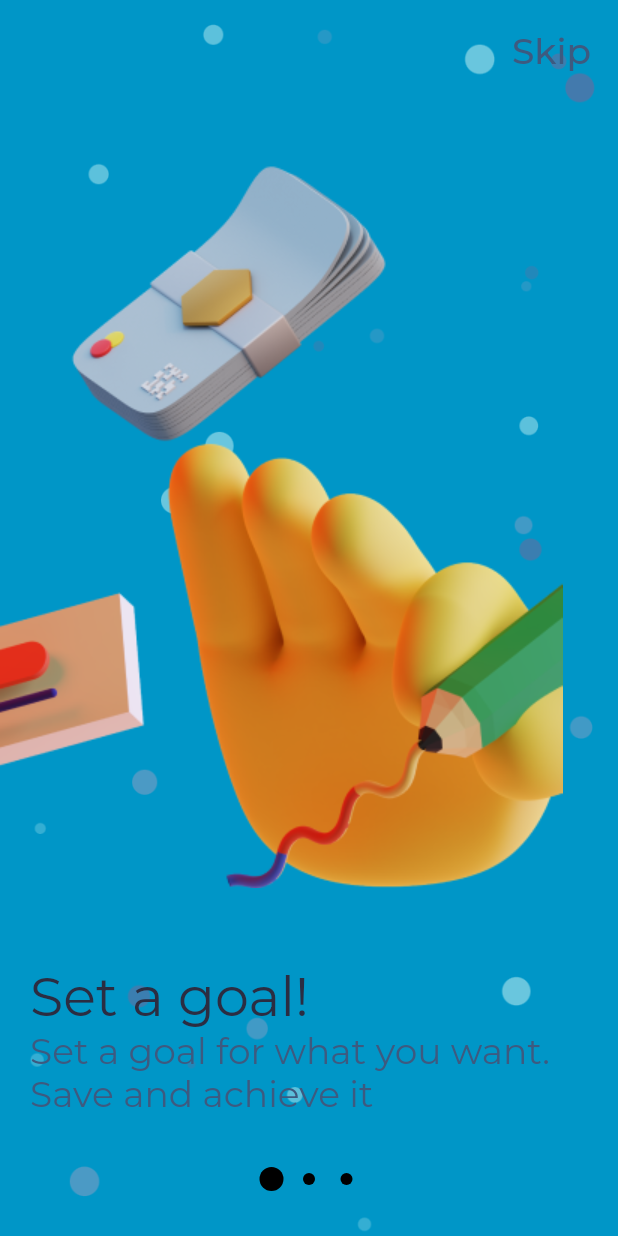
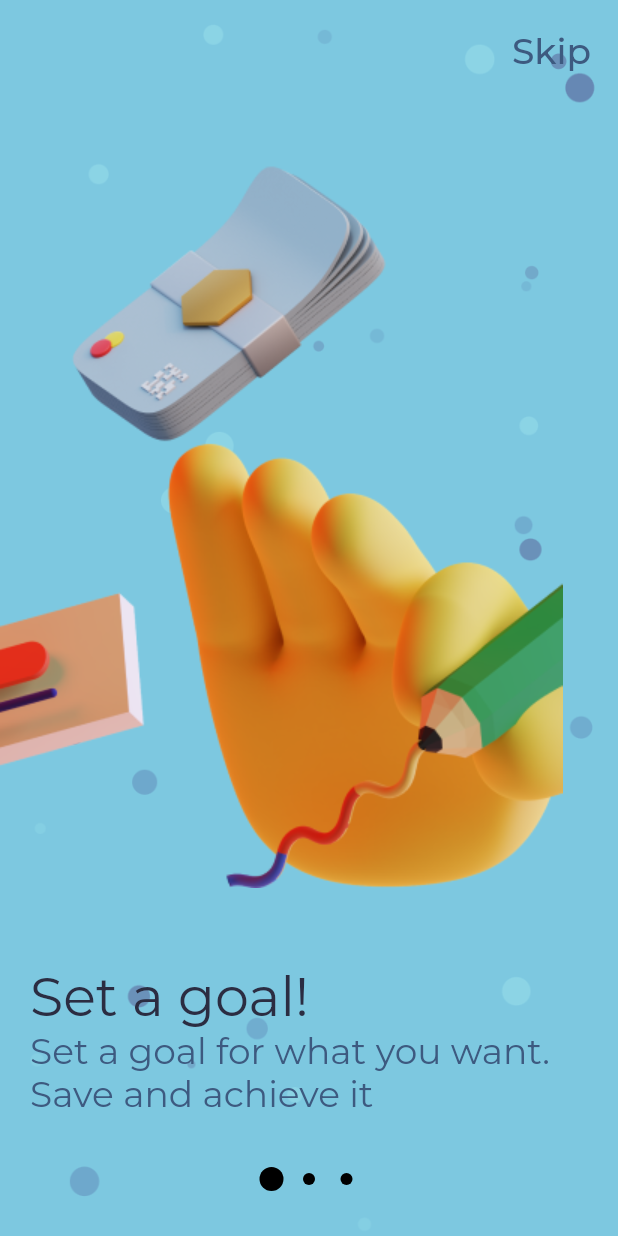
Before and after one commit to YogeshUpdhyay/savings_target, a Flutter app: the screen it shows after launch, swiped to page 2, on a phone screen of 412 x 824 dp. Run offline on Flutter 3.47's test engine with Material 2 defaults, Android fonts, the phone set to English and light mode, and no system bars; drawn by our look-alikes of liquid_swipe; our stand-ins replace font_awesome_flutter, google_fonts.

Commit message:
Landing Seq 2 Updated
Implements #2

```diff
--- a/lib/views/components/landingSeqTwo.dart
+++ b/lib/views/components/landingSeqTwo.dart
@@ -19,7 +19,7 @@ class LandingSeqTwo extends StatelessWidget {
     return SafeArea(
       child: Container(
         decoration: BoxDecoration(
-          color: AppTheme.primaryDarkColor,
+          color: AppTheme.primaryDarkColor.withOpacity(0.5),
           image: DecorationImage(
             image: AssetImage("assets/img/landing-seq-backdrop.png"),
             fit: BoxFit.cover
```
